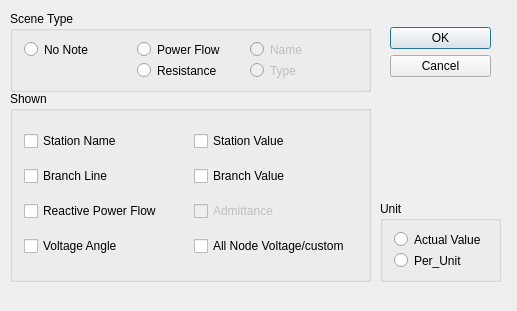
Old version of the form GSCD/controlpaneldialog.ui in the repository fzlgejiao/PowerTool.
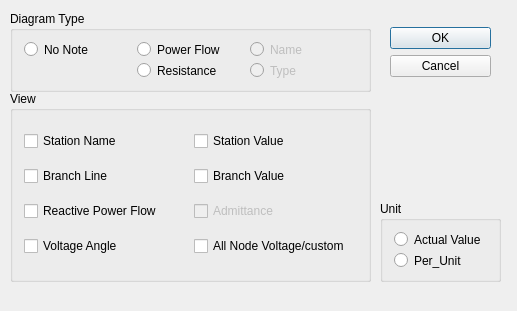
New version of the form.

Commit message: 1) optimize code and UI 2) add code to save settings of control panel

```diff
--- a/GSCD/controlpaneldialog.ui
+++ b/GSCD/controlpaneldialog.ui
@@ -23,7 +23,7 @@
     </rect>
    </property>
    <property name="title">
-    <string>Scene Type</string>
+    <string>Diagram Type</string>
    </property>
    <layout class="QVBoxLayout" name="verticalLayout">
     <item>
@@ -102,7 +102,7 @@
     </rect>
    </property>
    <property name="title">
-    <string>Shown</string>
+    <string>View</string>
    </property>
    <layout class="QHBoxLayout" name="horizontalLayout">
     <item>
```
The commit also changes 5 other files.
